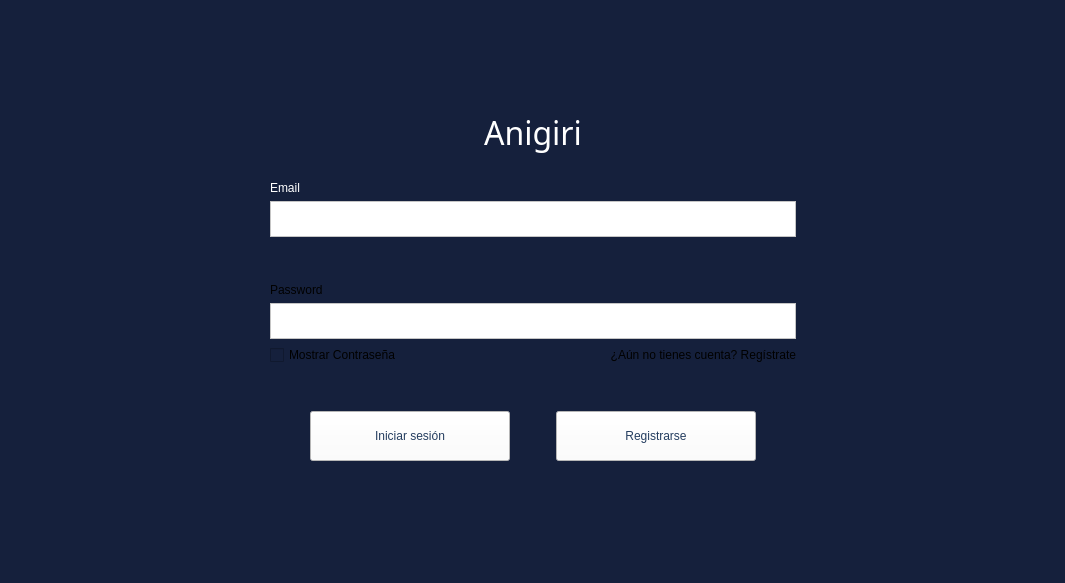
This is Ui/login.ui in rmungar/PersistenciaDIN as Qt 5 draws it before an edit. The edited form follows.
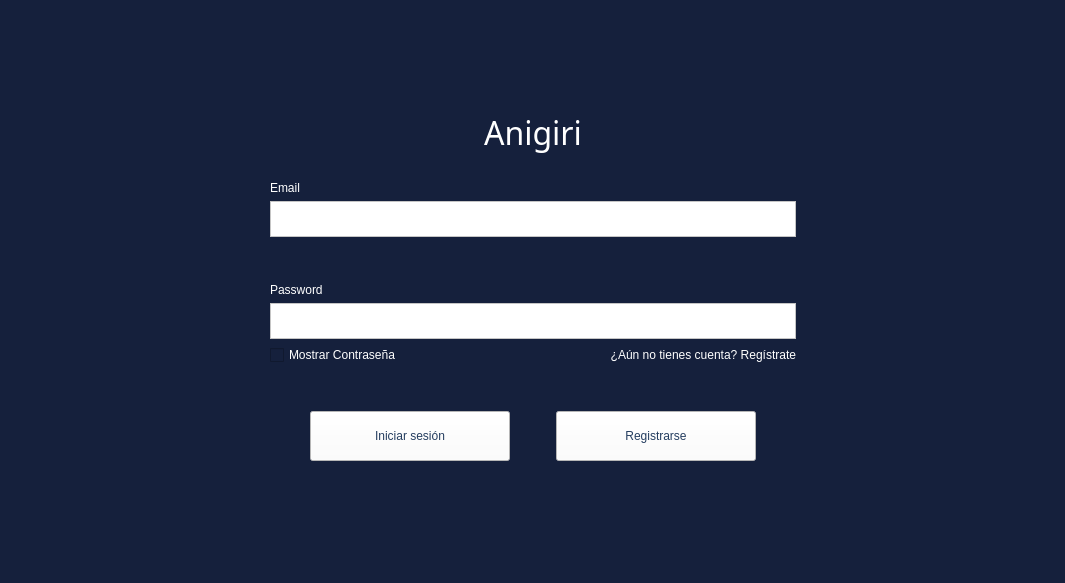
This is the edited form.

Commit message: color universal de letras

What changed in the file:
```diff
--- a/Ui/login.ui
+++ b/Ui/login.ui
@@ -149,6 +149,9 @@
       </item>
       <item row="10" column="1">
        <widget class="QLabel" name="Pregunta">
+        <property name="styleSheet">
+         <string notr="true">color: rgb(255, 255, 255);</string>
+        </property>
         <property name="text">
          <string>&lt;html&gt;&lt;head/&gt;&lt;body&gt;&lt;p align=&quot;right&quot;&gt;¿Aún no tienes cuenta? Regístrate&lt;/p&gt;&lt;/body&gt;&lt;/html&gt;</string>
         </property>
@@ -156,6 +159,9 @@
       </item>
       <item row="10" column="0">
        <widget class="QCheckBox" name="VisiblePass">
+        <property name="styleSheet">
+         <string notr="true">color: rgb(255, 255, 255);</string>
+        </property>
         <property name="text">
          <string>Mostrar Contraseña</string>
         </property>
@@ -197,6 +203,9 @@
       </item>
       <item row="7" column="0" colspan="2">
        <widget class="QLabel" name="password_2">
+        <property name="styleSheet">
+         <string notr="true">color: rgb(255, 255, 255);</string>
+        </property>
         <property name="text">
          <string>Password</string>
         </property>
```
The commit also changes 3 other files.
